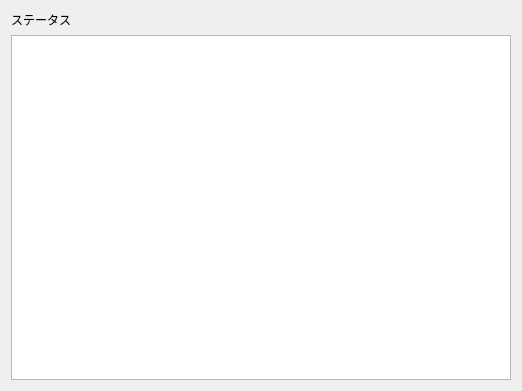
Before: the Qt Designer form src/frontend/qt_sdl/NetplayDialog.ui in ryuto-alt/melonDS-net, drawn with Qt 5.
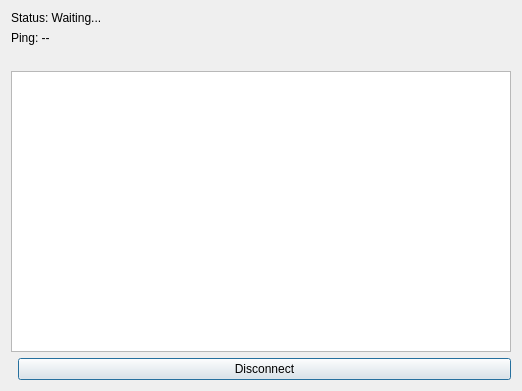
After: the same form once the commit is applied.

Commit message: Add mirror-instance netplay: run all NDS instances locally, sync inputs over network

The edit to the form file:
```diff
--- a/src/frontend/qt_sdl/NetplayDialog.ui
+++ b/src/frontend/qt_sdl/NetplayDialog.ui
@@ -17,13 +17,48 @@
    <item>
     <widget class="QLabel" name="lblStatus">
      <property name="text">
-      <string>ステータス</string>
+      <string>Status: Waiting...</string>
+     </property>
+    </widget>
+   </item>
+   <item>
+    <widget class="QLabel" name="lblPing">
+     <property name="text">
+      <string>Ping: --</string>
+     </property>
+    </widget>
+   </item>
+   <item>
+    <widget class="QLabel" name="lblDesync">
+     <property name="text">
+      <string/>
+     </property>
+     <property name="styleSheet">
+      <string>color: red;</string>
      </property>
     </widget>
    </item>
    <item>
     <widget class="QTreeView" name="tvPlayerList"/>
    </item>
+   <item>
+    <layout class="QHBoxLayout" name="horizontalLayout">
+     <item>
+      <spacer name="horizontalSpacer">
+       <property name="orientation">
+        <enum>Qt::Horizontal</enum>
+       </property>
+      </spacer>
+     </item>
+     <item>
+      <widget class="QPushButton" name="btnDisconnect">
+       <property name="text">
+        <string>Disconnect</string>
+       </property>
+      </widget>
+     </item>
+    </layout>
+   </item>
   </layout>
  </widget>
  <resources/>
```
Left out of the diff: 2 changed lines with no effect on the pictures. The commit also changes 16 other files.
